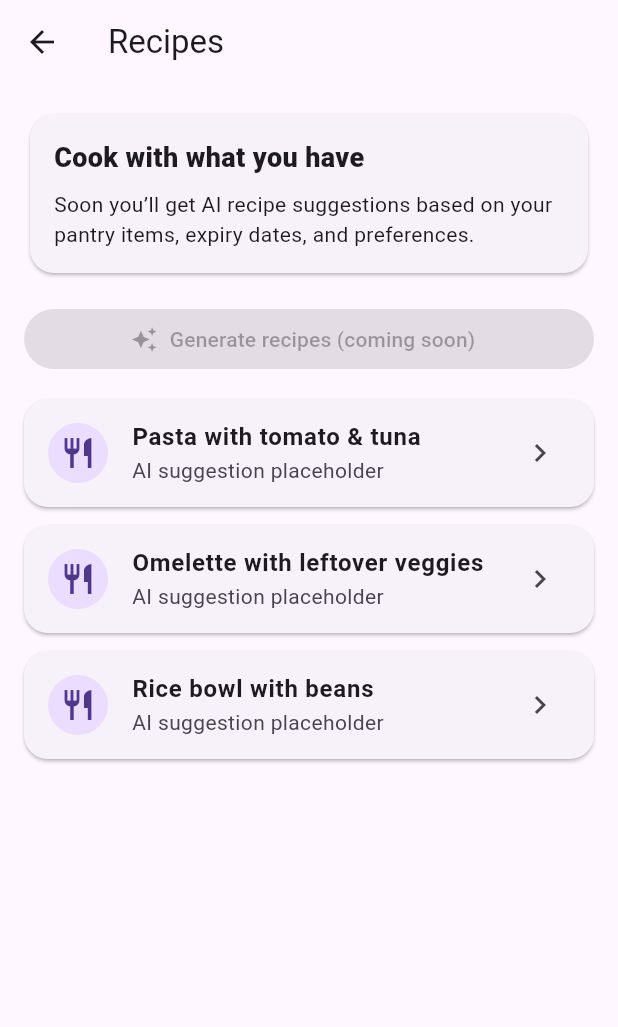
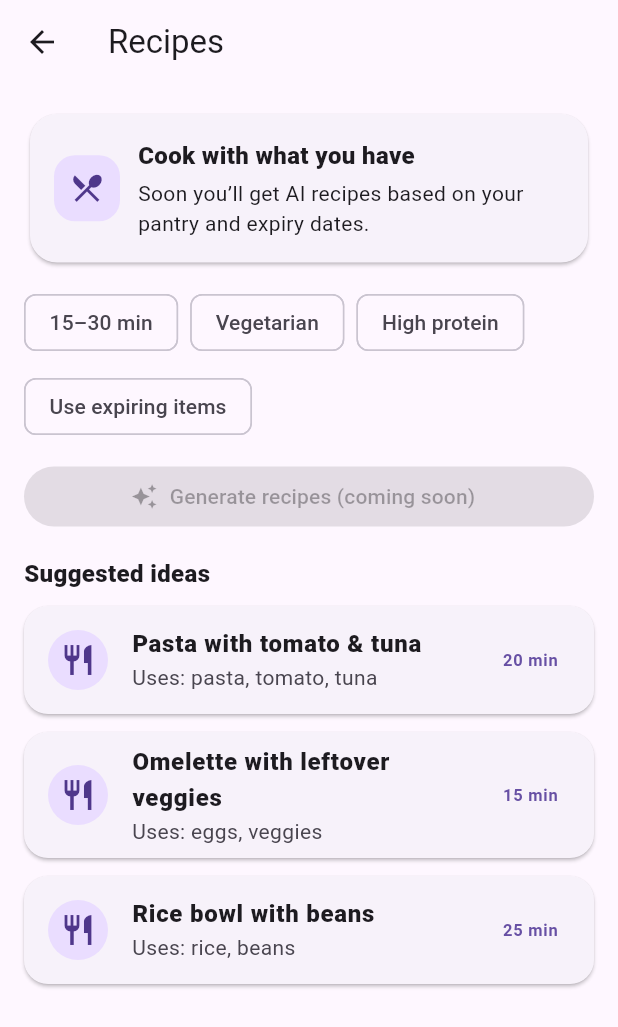
Before and after one commit to KCx15/Smart-Pantry, a Flutter app: the RecipesScreen screen opened directly, on a phone screen of 412 x 824 dp. Shown: the top 1027 px of the screen. Run offline on Flutter 3.47's test engine with Material 3 defaults, Android fonts, the phone set to English and light mode, and no system bars; our stand-ins replace dotted_border, firebase_analytics, firebase_core, flutter_local_notifications, flutter_riverpod, hive and 3 more; accounts and stored records are empty.

Commit message:
ui: polish recipes screen layout and cards

```diff
--- a/lib/features/recipes/recipes_screen.dart
+++ b/lib/features/recipes/recipes_screen.dart
@@ -12,48 +12,53 @@ class RecipesScreen extends StatelessWidget {
         child: Column(
           crossAxisAlignment: CrossAxisAlignment.stretch,
           children: [
-            Card(
-              shape: RoundedRectangleBorder(
-                borderRadius: BorderRadius.circular(16),
-              ),
-              child: Padding(
-                padding: const EdgeInsets.all(16),
-                child: Column(
-                  crossAxisAlignment: CrossAxisAlignment.start,
-                  children: const [
-                    Text(
-                      'Cook with what you have',
-                      style: TextStyle(
-                        fontSize: 18,
-                        fontWeight: FontWeight.w800,
-                      ),
-                    ),
-                    SizedBox(height: 8),
-                    Text(
-                      'Soon you’ll get AI recipe suggestions based on your pantry items, '
-                      'expiry dates, and preferences.',
-                    ),
-                  ],
-                ),
-              ),
+            _HeroCard(),
+            const SizedBox(height: 12),
+
+            Wrap(
+              spacing: 8,
+              runSpacing: 8,
+              children: const [
+                Chip(label: Text('15–30 min')),
+                Chip(label: Text('Vegetarian')),
+                Chip(label: Text('High protein')),
+                Chip(label: Text('Use expiring items')),
+              ],
             ),
-            const SizedBox(height: 16),
+
+            const SizedBox(height: 12),
 
             FilledButton.icon(
-              onPressed: null, // enabled later (AI)
+              onPressed: null, // enable when AI is added
               icon: const Icon(Icons.auto_awesome),
               label: const Text('Generate recipes (coming soon)'),
             ),
             const SizedBox(height: 16),
 
+            const Text(
+              'Suggested ideas',
+              style: TextStyle(fontSize: 16, fontWeight: FontWeight.w800),
+            ),
+            const SizedBox(height: 10),
+
             Expanded(
               child: ListView(
                 children: const [
-                  _RecipePlaceholderCard(title: 'Pasta with tomato & tuna'),
-                  _RecipePlaceholderCard(
+                  _RecipeCard(
+                    title: 'Pasta with tomato & tuna',
+                    subtitle: 'Uses: pasta, tomato, tuna',
+                    time: '20 min',
+                  ),
+                  _RecipeCard(
                     title: 'Omelette with leftover veggies',
+                    subtitle: 'Uses: eggs, veggies',
+                    time: '15 min',
                   ),
-                  _RecipePlaceholderCard(title: 'Rice bowl with beans'),
+                  _RecipeCard(
+                    title: 'Rice bowl with beans',
+                    subtitle: 'Uses: rice, beans',
+                    time: '25 min',
+                  ),
                 ],
               ),
             ),
@@ -64,9 +69,61 @@ class RecipesScreen extends StatelessWidget {
   }
 }
 
-class _RecipePlaceholderCard extends StatelessWidget {
+class _HeroCard extends StatelessWidget {
+  @override
+  Widget build(BuildContext context) {
+    return Card(
+      elevation: 1,
+      shape: RoundedRectangleBorder(borderRadius: BorderRadius.circular(18)),
+      child: Padding(
+        padding: const EdgeInsets.all(16),
+        child: Row(
+          children: [
+            Container(
+              width: 44,
+              height: 44,
+              decoration: BoxDecoration(
+                borderRadius: BorderRadius.circular(14),
+                color: Theme.of(context).colorScheme.primaryContainer,
+              ),
+              child: Icon(
+                Icons.restaurant_menu,
+                color: Theme.of(context).colorScheme.onPrimaryContainer,
+              ),
+            ),
+            const SizedBox(width: 12),
+            const Expanded(
+              child: Column(
+                crossAxisAlignment: CrossAxisAlignment.start,
+                children: [
+                  Text(
+                    'Cook with what you have',
+                    style: TextStyle(fontSize: 16, fontWeight: FontWeight.w800),
+                  ),
+                  SizedBox(height: 4),
+                  Text(
+                    'Soon you’ll get AI recipes based on your pantry and expiry dates.',
+                  ),
+                ],
+              ),
+            ),
+          ],
+        ),
+      ),
+    );
+  }
+}
+
+class _RecipeCard extends StatelessWidget {
   final String title;
-  const _RecipePlaceholderCard({required this.title});
+  final String subtitle;
+  final String time;
+
+  const _RecipeCard({
+    required this.title,
+    required this.subtitle,
+    required this.time,
+  });
 
   @override
   Widget build(BuildContext context) {
@@ -75,9 +132,15 @@ class _RecipePlaceholderCard extends StatelessWidget {
       shape: RoundedRectangleBorder(borderRadius: BorderRadius.circular(16)),
       child: ListTile(
         leading: const CircleAvatar(child: Icon(Icons.restaurant)),
-        title: Text(title, style: const TextStyle(fontWeight: FontWeight.w700)),
-        subtitle: const Text('AI suggestion placeholder'),
-        trailing: const Icon(Icons.chevron_right),
+        title: Text(title, style: const TextStyle(fontWeight: FontWeight.w800)),
+        subtitle: Text(subtitle),
+        trailing: Text(
+          time,
+          style: TextStyle(
+            fontWeight: FontWeight.w700,
+            color: Theme.of(context).colorScheme.primary,
+          ),
+        ),
       ),
     );
   }
```
